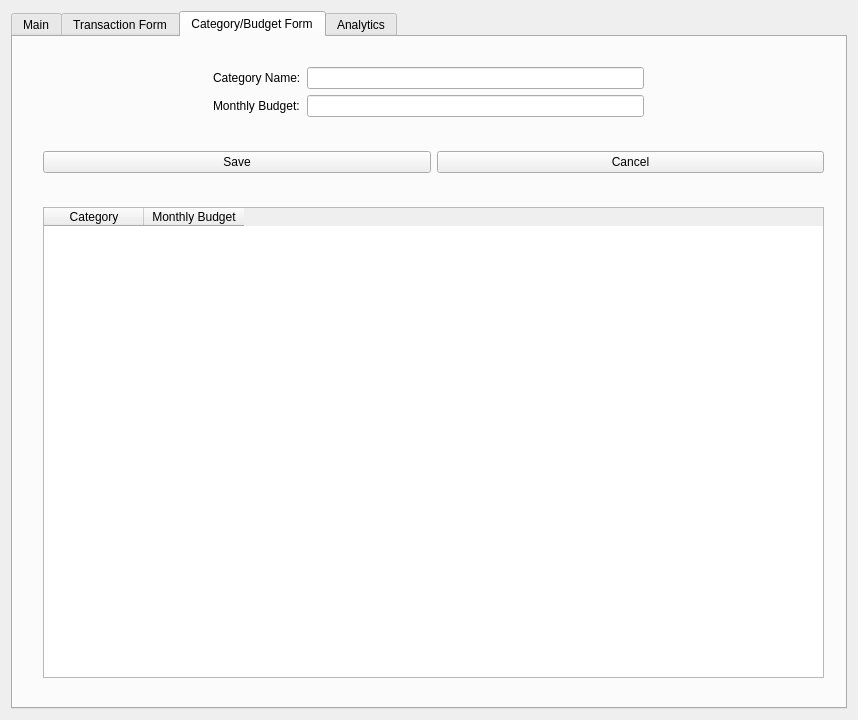
First picture: the form in src/GUI.ui, repository LeoPaquette/ExpenseTracker, before the edit.
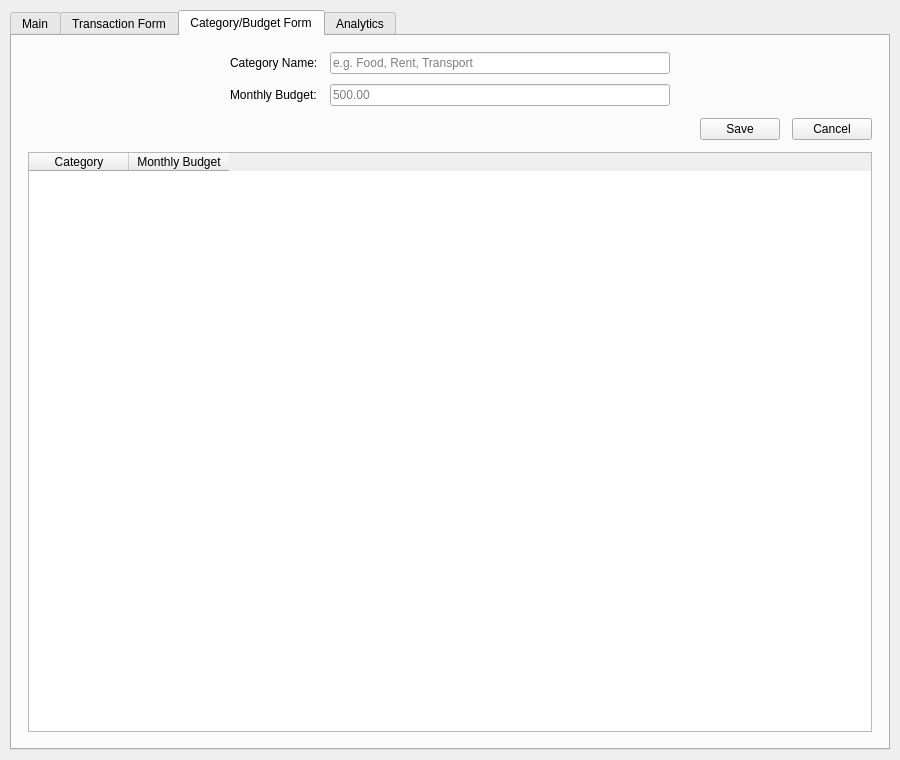
Second picture: the form after the edit. The open tabs and pages were chosen to show the change.

```diff
--- a/src/GUI.ui
+++ b/src/GUI.ui
@@ -6,14 +6,32 @@
    <rect>
     <x>0</x>
     <y>0</y>
-    <width>858</width>
-    <height>720</height>
+    <width>900</width>
+    <height>760</height>
    </rect>
   </property>
+  <property name="minimumSize">
+   <size>
+    <width>780</width>
+    <height>620</height>
+   </size>
+  </property>
   <property name="windowTitle">
    <string>Expense Tracker</string>
   </property>
   <layout class="QHBoxLayout" name="horizontalLayout_2">
+   <property name="leftMargin">
+    <number>10</number>
+   </property>
+   <property name="topMargin">
+    <number>10</number>
+   </property>
+   <property name="rightMargin">
+    <number>10</number>
+   </property>
+   <property name="bottomMargin">
+    <number>10</number>
+   </property>
    <item>
     <widget class="QTabWidget" name="tabWidget">
      <property name="currentIndex">
@@ -494,16 +512,45 @@
       <attribute name="title">
        <string>Category/Budget Form</string>
       </attribute>
-      <widget class="QWidget" name="formLayoutWidget_2">
-       <property name="geometry">
-        <rect>
-         <x>200</x>
-         <y>30</y>
-         <width>431</width>
-         <height>61</height>
-        </rect>
+      <layout class="QVBoxLayout" name="layoutCategoryTab">
+       <property name="spacing">
+        <number>12</number>
        </property>
+       <property name="leftMargin">
+        <number>16</number>
+       </property>
+       <property name="topMargin">
+        <number>16</number>
+       </property>
+       <property name="rightMargin">
+        <number>16</number>
+       </property>
+       <property name="bottomMargin">
+        <number>16</number>
+       </property>
+       <item>
+        <layout class="QHBoxLayout" name="layoutCategoryFormCentering">
+         <item>
+          <spacer name="spacerCategoryFormLeft">
+           <property name="orientation">
+            <enum>Qt::Orientation::Horizontal</enum>
+           </property>
+           <property name="sizeHint" stdset="0">
+            <size>
+             <width>40</width>
+             <height>20</height>
+            </size>
+           </property>
+          </spacer>
+         </item>
+         <item>
        <layout class="QFormLayout" name="formLayout_2">
+           <property name="horizontalSpacing">
+            <number>12</number>
+           </property>
+           <property name="verticalSpacing">
+            <number>10</number>
+           </property>
         <item row="0" column="0">
          <widget class="QLabel" name="labelCategoryName">
           <property name="text">
@@ -512,7 +559,20 @@
          </widget>
         </item>
         <item row="0" column="1">
-         <widget class="QLineEdit" name="inputCategoryName"/>
+            <widget class="QLineEdit" name="inputCategoryName">
+             <property name="minimumSize">
+              <size>
+               <width>340</width>
+               <height>0</height>
+              </size>
+             </property>
+             <property name="toolTip">
+              <string>Max 30 characters. Duplicates are matched case-insensitively</string>
+             </property>
+             <property name="placeholderText">
+              <string>e.g. Food, Rent, Transport</string>
+             </property>
+            </widget>
         </item>
         <item row="1" column="0">
          <widget class="QLabel" name="labelMonthlyBudget">
@@ -522,20 +582,53 @@
          </widget>
         </item>
         <item row="1" column="1">
-         <widget class="QLineEdit" name="inputMonthlyBudget"/>
-        </item>
-       </layout>
-      </widget>
-      <widget class="QWidget" name="horizontalLayoutWidget">
-       <property name="geometry">
-        <rect>
-         <x>30</x>
-         <y>110</y>
-         <width>781</width>
-         <height>31</height>
-        </rect>
-       </property>
+            <widget class="QLineEdit" name="inputMonthlyBudget">
+             <property name="minimumSize">
+              <size>
+               <width>340</width>
+               <height>0</height>
+              </size>
+             </property>
+             <property name="toolTip">
+              <string>Positive number, max $1,000,000</string>
+             </property>
+             <property name="placeholderText">
+              <string>500.00</string>
+             </property>
+            </widget>
+           </item>
+          </layout>
+         </item>
+         <item>
+          <spacer name="spacerCategoryFormRight">
+           <property name="orientation">
+            <enum>Qt::Orientation::Horizontal</enum>
+           </property>
+           <property name="sizeHint" stdset="0">
+            <size>
+             <width>40</width>
+             <height>20</height>
+            </size>
+           </property>
+          </spacer>
+         </item>
+        </layout>
+       </item>
+       <item>
        <layout class="QHBoxLayout" name="horizontalLayout">
+         <item>
+          <spacer name="spacerCategoryButtons">
+           <property name="orientation">
+            <enum>Qt::Orientation::Horizontal</enum>
+           </property>
+           <property name="sizeHint" stdset="0">
+            <size>
+             <width>40</width>
+             <height>20</height>
+            </size>
+           </property>
+          </spacer>
+         </item>
         <item>
          <widget class="QPushButton" name="btnSaveCategory">
           <property name="text">
@@ -551,16 +644,9 @@
          </widget>
         </item>
        </layout>
-      </widget>
+       </item>
+       <item>
       <widget class="QTableWidget" name="tableCategories">
-       <property name="geometry">
-        <rect>
-         <x>30</x>
-         <y>170</y>
-         <width>781</width>
-         <height>471</height>
-        </rect>
-       </property>
        <property name="editTriggers">
         <set>QAbstractItemView::EditTrigger::NoEditTriggers</set>
        </property>
@@ -584,6 +670,8 @@
         </property>
        </column>
       </widget>
+       </item>
+      </layout>
      </widget>
      <widget class="QWidget" name="tab_Analytics">
       <attribute name="title">
```
Left out of the diff: 430 changed lines with no effect on the pictures. Lines whose indentation alone changed are shown as unchanged.
